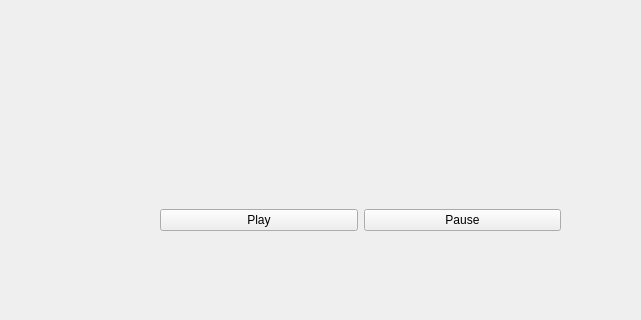
dudublad/ECE496, file QT/mainwindow.ui: the form before one commit; both pictures show x 0 to 641 and y 280 to 600 of the 800 by 600 pixel window.
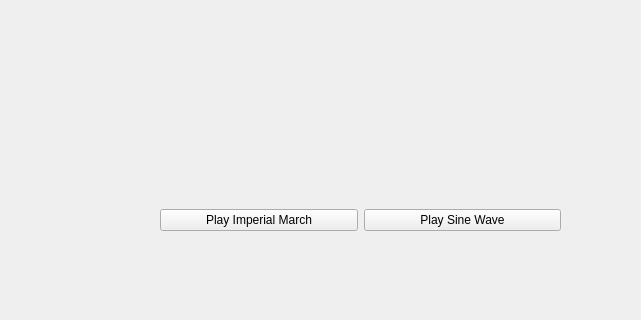
The form after the commit. Custom widgets are drawn as their Qt base class.

Commit message: new: Plot and modify frequency of a Sine Wave

```diff
--- a/QT/mainwindow.ui
+++ b/QT/mainwindow.ui
@@ -81,14 +81,14 @@
      <item>
       <widget class="QPushButton" name="playButton">
        <property name="text">
-        <string>Play</string>
+        <string>Play Imperial March</string>
        </property>
       </widget>
      </item>
      <item>
       <widget class="QPushButton" name="pauseButton">
        <property name="text">
-        <string>Pause</string>
+        <string>Play Sine Wave</string>
        </property>
       </widget>
      </item>
```
Left out of the diff: 4 changed lines with no effect on the pictures. The commit also changes 7 other files.
